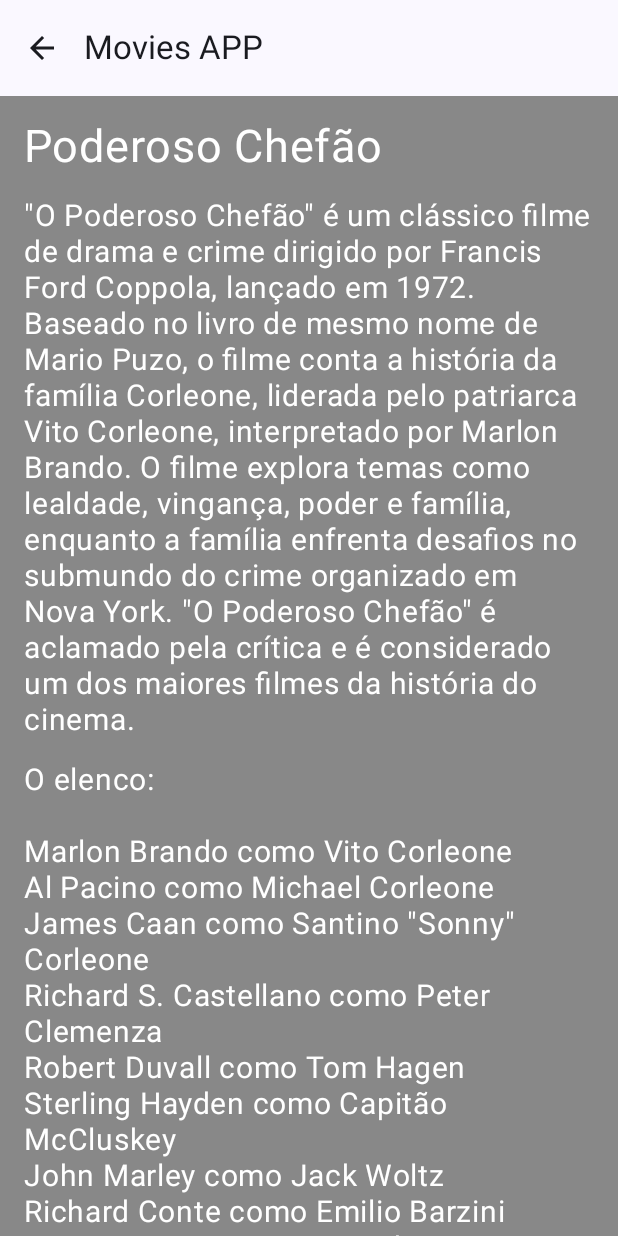
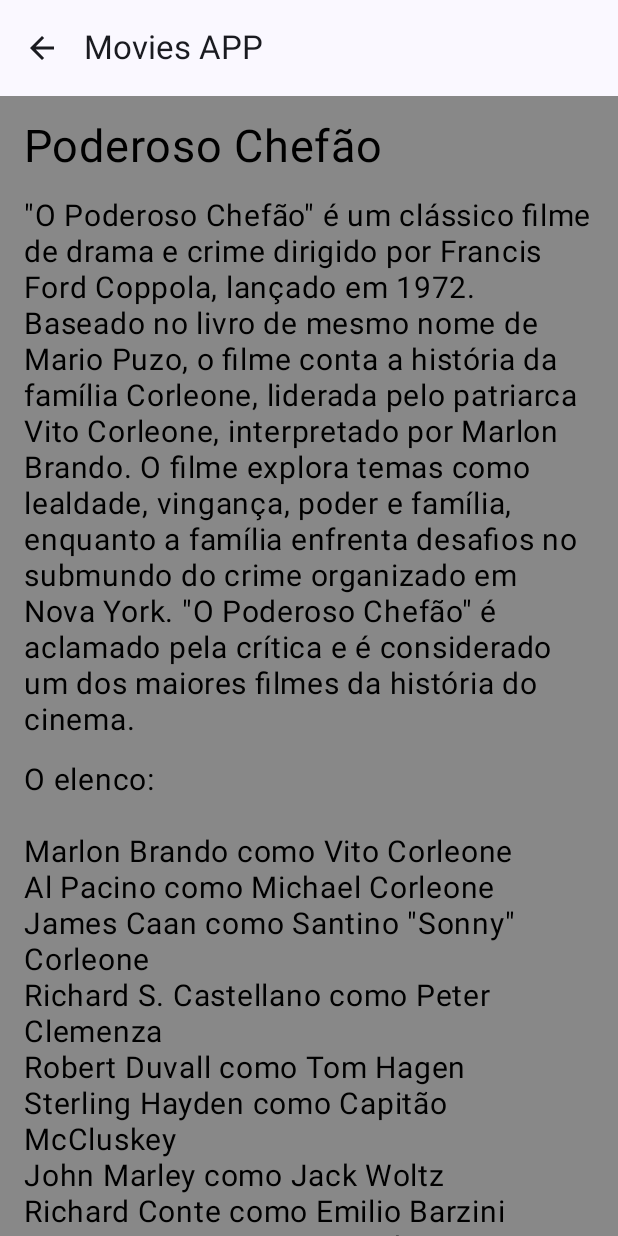
Before and after one commit to arctouch-israelandrade/PrimeiroApp, an Android app built with Jetpack Compose: the screen it shows after launch (MainActivity), after a tap on "Poderoso Chefão", on a phone screen of 412 x 824 dp. Run offline under Robolectric (Android 15) with nearby library versions, the phone set to English and light mode, and no system bars.

Commit message:
TRocando a cor da letra para Preto

```diff
--- a/app/src/main/java/com/arctouch/primeiroapp/DetailsScreen.kt
+++ b/app/src/main/java/com/arctouch/primeiroapp/DetailsScreen.kt
@@ -37,7 +37,7 @@ fun DetailsScreen(filme: Filme?) {
                 Text(
                     text = filme.titulo,
                     fontSize = 30.sp,
-                    color = Color.White
+                    color = Color.Black
 
                 )
 
@@ -46,7 +46,7 @@ fun DetailsScreen(filme: Filme?) {
                 Text(
                     text = filme.descricao,
                     fontSize = 20.sp,
-                    color = Color.White
+                    color = Color.Black
                 )
 
                 Spacer(modifier = Modifier.height(16.dp))
@@ -54,7 +54,7 @@ fun DetailsScreen(filme: Filme?) {
                 Text(
                     text = filme.elenco,
                     fontSize = 20.sp,
-                    color = Color.White
+                    color = Color.Black
 
                 )
             }
```
